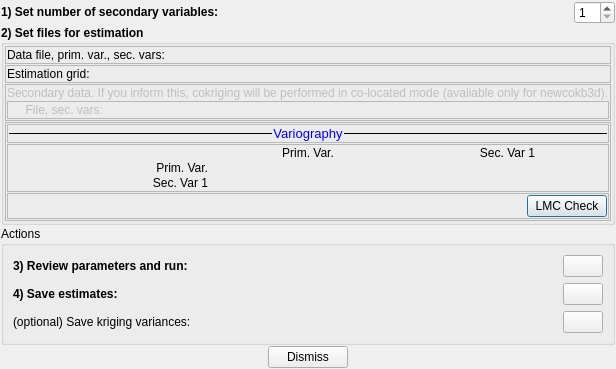
Before: the Qt Designer form dialogs/cokrigingdialog.ui in PauloCarvalhoRJ/gammaray, drawn with Qt 5.
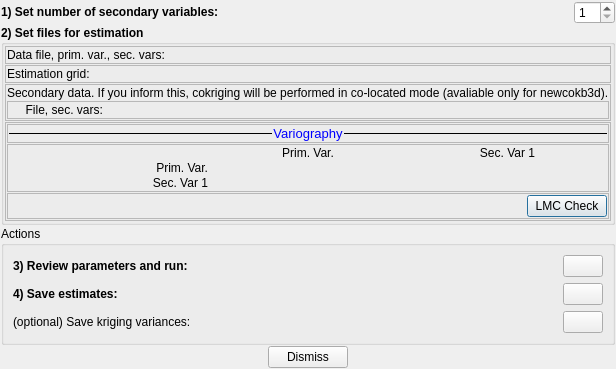
After: the same form once the commit is applied. Icons and pictures are not drawn.

Commit message: Changes to GUI for cokriging with newcokb3d.

The edit to the form file:
```diff
--- a/dialogs/cokrigingdialog.ui
+++ b/dialogs/cokrigingdialog.ui
@@ -206,7 +206,7 @@
          <item>
           <widget class="QLabel" name="label_6">
            <property name="enabled">
-            <bool>false</bool>
+            <bool>true</bool>
            </property>
            <property name="font">
             <font>
@@ -222,6 +222,9 @@
          </item>
          <item>
           <widget class="QFrame" name="frmSecondaryData">
+           <property name="enabled">
+            <bool>true</bool>
+           </property>
            <property name="frameShape">
             <enum>QFrame::StyledPanel</enum>
            </property>
@@ -247,7 +250,7 @@
             <item>
              <widget class="QLabel" name="label_4">
               <property name="enabled">
-               <bool>false</bool>
+               <bool>true</bool>
               </property>
               <property name="sizePolicy">
                <sizepolicy hsizetype="MinimumExpanding" vsizetype="Preferred">
```
The commit also changes 5 other files.
